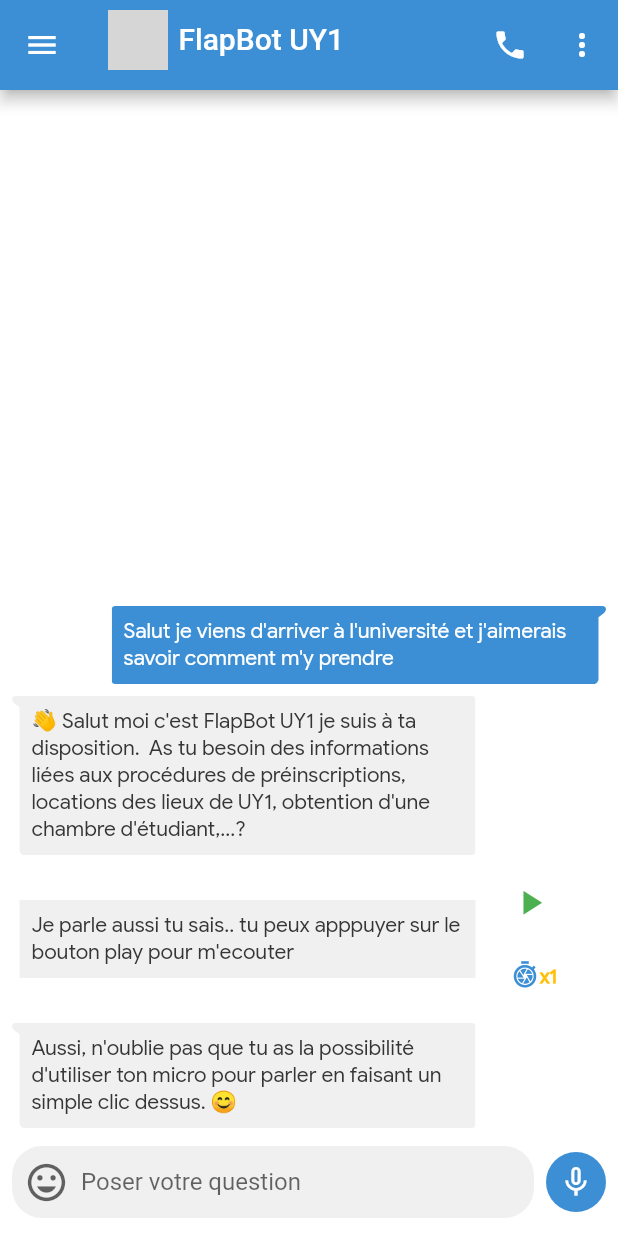
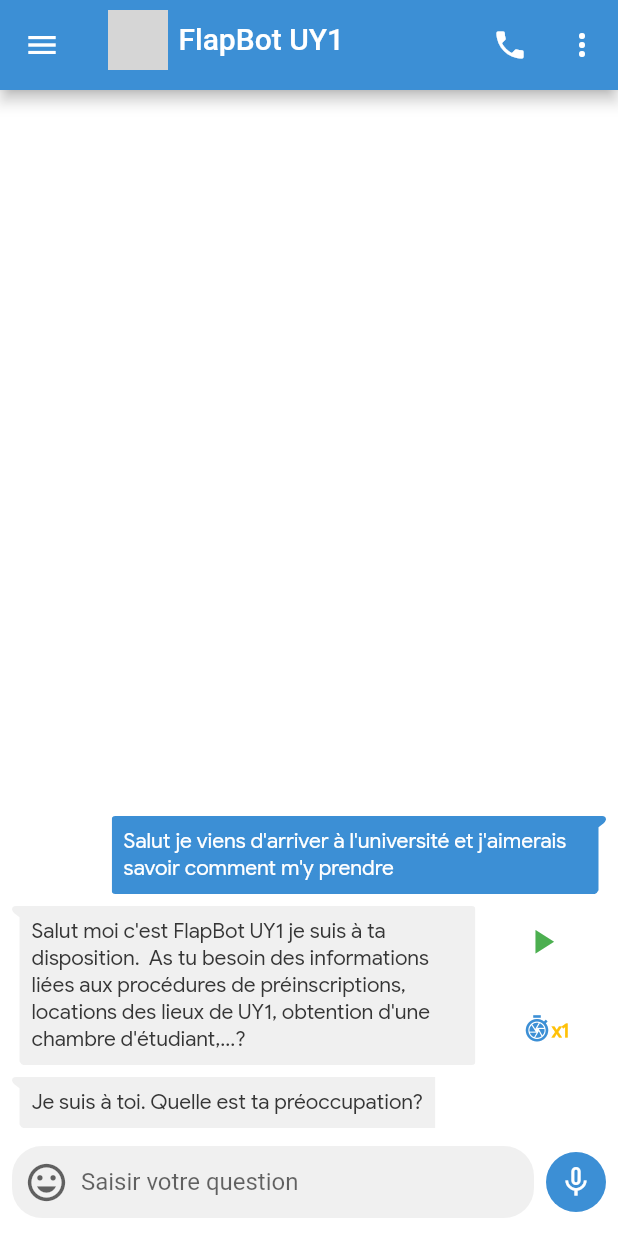
Before and after one commit to franktchatseu/FlapBot, a Flutter app: the ChatRoom screen opened by its route, on a phone screen of 412 x 824 dp. Run offline on Flutter 3.47's test engine with Material 2 defaults, Android fonts, the light colour scheme and no system bars; drawn by our look-alikes of avatar_glow, flutter_linkify, showcaseview; our stand-ins replace dio, firebase_auth, flutter_tts, get_it, google_sign_in, introduction_screen and 2 more; missing offline and left inert: highlight_text, progress_hud; accounts and stored records are empty; network calls fail; grey boxes are pictures that could not be loaded.

Commit message:
save userguide

```diff
--- a/lib/UI/Home-screen.dart
+++ b/lib/UI/Home-screen.dart
@@ -7,8 +7,6 @@ class GobalHomeScreen extends StatefulWidget {
   @override
   _GobalHomeScreenState createState() => _GobalHomeScreenState();
 }
-
-
 
 class _GobalHomeScreenState extends State<GobalHomeScreen> {
 
@@ -39,7 +37,7 @@ class _GobalHomeScreenState extends State<GobalHomeScreen> {
     SharedPreferences pref = await SharedPreferences.getInstance();
     bool isfirstload = pref.getBool("firstload");
     if(isfirstload==null){
-     // pref.setBool("firstload", true);
+     //pref.setBool("firstload", true);
       return true;
     }
     return false;
--- a/lib/UI/round_input.dart
+++ b/lib/UI/round_input.dart
@@ -40,7 +40,7 @@ class RoundInput extends StatelessWidget {
               Expanded(
                 child: TextField(
                   decoration: InputDecoration(
-                    hintText: 'Poser votre question',
+                    hintText: 'Saisir votre question',
                     border: InputBorder.none,
                   ),
                   controller: _textController,
--- a/lib/chat_list/chat_room.dart
+++ b/lib/chat_list/chat_room.dart
@@ -3,8 +3,27 @@ import 'package:flap_bot/chat_list/chat_room_app_bar.dart';
 import 'package:flap_bot/chat_list/chat_thread.dart';
 import 'package:flap_bot/chat_list/send_message_bar.dart';
 import 'package:flap_bot/model/thread.dart';
+import 'package:flap_bot/voice_record/text-to-speech.dart';
 import 'package:flutter/material.dart';
 import 'package:shared_preferences/shared_preferences.dart';
+import 'package:showcaseview/showcase.dart';
+import 'package:showcaseview/showcase_widget.dart';
+
+class RoomPage extends StatefulWidget {
+  @override
+  _RoomPageState createState() => _RoomPageState();
+}
+
+class _RoomPageState extends State<RoomPage> {
+  @override
+  Widget build(BuildContext context) {
+    return ShowCaseWidget(
+        builder: Builder(
+          builder: (context)=>ChatRoom(),
+        )
+    );
+  }
+}
 
 
 class ChatRoom extends StatefulWidget {
@@ -15,7 +34,13 @@ class ChatRoom extends StatefulWidget {
 }
 
 class _ChatRoomState extends State<ChatRoom> with TickerProviderStateMixin {
-  final List<ChatThread> _chatThreads = [];
+  final List<dynamic> _chatThreads = [];
+  String WelcomeMessage = "Salut moi c'est FlapBot UY1 je suis à ta disposition.  As tu besoin des informations liées aux procédures de préinscriptions, locations des lieux de UY1, obtention d'une chambre d'étudiant,...?";
+  GlobalKey _one = GlobalKey();
+  GlobalKey _two = GlobalKey();
+  GlobalKey _three = GlobalKey();
+  GlobalKey _four = GlobalKey();
+  GlobalKey _five = GlobalKey();
 
 
   ChatThread _buildChatThread(Thread thread) {
@@ -64,11 +89,11 @@ class _ChatRoomState extends State<ChatRoom> with TickerProviderStateMixin {
 
   @override
   void initState() {
+
     final threads = [
       Thread(fromSelf: true, message: "Salut je viens d'arriver à l'université et j'aimerais savoir comment m'y prendre"),
-      Thread(fromSelf: false, message: "👋 Salut moi c'est FlapBot UY1 je suis à ta disposition.  As tu besoin des informations liées aux procédures de préinscriptions, locations des lieux de UY1, obtention d'une chambre d'étudiant,...? ",showVoice: false),
-      Thread(fromSelf: false, message: "Je parle aussi tu sais.. tu peux apppuyer sur le bouton play pour m'ecouter",showVoice: true),
-      Thread(fromSelf: false, message: "Aussi, n'oublie pas que tu as la possibilité d'utiliser ton micro pour parler en faisant un simple clic dessus. 😊",showVoice: false),
+      // Thread(fromSelf: false, message: "👋 Salut moi c'est FlapBot UY1 je suis à ta disposition.  As tu besoin des informations liées aux procédures de préinscriptions, locations des lieux de UY1, obtention d'une chambre d'étudiant,...? ",showVoice: false),
+      Thread(fromSelf: false, message: "Je suis à toi. Quelle est ta préoccupation?",showVoice: true),
 
     ];
 
@@ -77,8 +102,62 @@ class _ChatRoomState extends State<ChatRoom> with TickerProviderStateMixin {
       _chatThreads.add(ct);
       ct.animationController.forward();
     });
+    final other = _buildChatThread(Thread(fromSelf: false, message: WelcomeMessage,showVoice: false));
+    _chatThreads.insert(1,
+        Row(
+          children: [
+            other,
+            Column(
+              mainAxisAlignment: MainAxisAlignment.spaceBetween,
+              children: [
+                Showcase(
+                  key: _two,
+                  description: "Cliquez sur l'icone en vert pour écouter Flapbot",
+                  child: TextToSpeech(WelcomeMessage,withButton: 1,),
+                ),
+                SizedBox(height: 10,),
+                Showcase(
+                  key: _three,
+                  description: "Augmenter la vitesse de lecture 😊",
+                  child: TextToSpeech("message",withButton: 2,),
+                ),
+              ],
+            )
+          ],
+        )
+    );
+    other.animationController.forward();
+    displayShowcase().then((status) {
+      if (status) {
 
+        WidgetsBinding.instance.addPostFrameCallback((_) =>
+            ShowCaseWidget.of(context)
+                .startShowCase([_one, _two, _three, _four, _five]));
+      }
+    });
     super.initState();
+
+  }
+
+
+  SharedPreferences preferences;
+
+  displayShowcase() async {
+    preferences = await SharedPreferences.getInstance();
+    bool showcaseVisibilityStatus = preferences.getBool("showShowcase");
+
+    if (showcaseVisibilityStatus == null) {
+      preferences.setBool("showShowcase", false).then((bool success) {
+        if (success)
+          print("Successfull in writing showshoexase");
+        else
+          print("some bloody problem occured");
+      });
+
+      return true;
+    }
+
+    return false;
   }
 
   @override
@@ -146,7 +225,14 @@ class _ChatRoomState extends State<ChatRoom> with TickerProviderStateMixin {
             Expanded(
               child: _buildMessageDisplay(),
             ),
-            SendMessageBar(_handleSubmitted),
+            Showcase(
+                key: _one,
+                description: 'Taper sur le micro et poser votre question en parlant',
+                contentPadding: EdgeInsets.all(6.0),
+                showcaseBackgroundColor: Theme.of(context).primaryColor,
+                textColor: Colors.white,
+                shapeBorder: CircleBorder(),
+                child: SendMessageBar(_handleSubmitted)),
           ],
         ),
       ),
@@ -174,3 +260,30 @@ class _ChatRoomState extends State<ChatRoom> with TickerProviderStateMixin {
     super.dispose();
   }
 }
+
+
+class KeysToBeInherited extends InheritedWidget {
+  final GlobalKey cartIndicatorKey;
+  final GlobalKey categoriesKey;
+  final GlobalKey optionsKey;
+  final GlobalKey searchKey;
+  final GlobalKey nameKey;
+
+  KeysToBeInherited({
+    this.cartIndicatorKey,
+    this.categoriesKey,
+    this.optionsKey,
+    this.nameKey,
+    this.searchKey,
+    Widget child,
+  }) : super(child: child);
+
+  static KeysToBeInherited of(BuildContext context) {
+    return context.dependOnInheritedWidgetOfExactType<KeysToBeInherited>();
+  }
+
+  @override
+  bool updateShouldNotify(InheritedWidget oldWidget) {
+    return true;
+  }
+}
--- a/lib/chat_list/chat_thread.dart
+++ b/lib/chat_list/chat_thread.dart
@@ -61,7 +61,7 @@ class _LeftThread extends StatelessWidget {
   final Color backgroundColor;
   final double r;
   final Color chatLeftThread = Color(0xFFf0f0f0);
-  bool showVoice = false;
+  bool showVoice = true;
 
   _LeftThread(this.message,
       {this.r = 2.5, this.backgroundColor = Colors.white,this.showVoice});
--- a/lib/utils/routes.dart
+++ b/lib/utils/routes.dart
@@ -9,7 +9,7 @@ class Routes {
   static Route<dynamic> onGenerateRoute(RouteSettings settings) {
     switch (settings.name) {
       case '/':
-        return MaterialPageRoute(builder: (context) => GobalHomeScreen());
+        return MaterialPageRoute(builder: (context) => RoomPage());
       /*case RouteName.USER_LOGIN:
         return MaterialPageRoute(builder: (_) => LoginScreen());*/
       case RouteName.Home:
--- a/lib/voice_record/text-to-speech.dart
+++ b/lib/voice_record/text-to-speech.dart
@@ -8,7 +8,8 @@ class TextToSpeech extends StatefulWidget {
   String text;
   bool isPlaying = false;
   bool isFast = false;
-  TextToSpeech(this.text);
+  int withButton =0;
+  TextToSpeech(this.text,{this.withButton});
   @override
   _TTSPluginRecipeState createState() => _TTSPluginRecipeState();
 }
@@ -115,8 +116,8 @@ class _TTSPluginRecipeState extends State<TextToSpeech> {
       child: Column(
         crossAxisAlignment: CrossAxisAlignment.start,
         children: [
-          playButton(context),
-          SpeedButton(context)
+          widget.withButton==1 || widget.withButton==0?playButton(context):Container(),
+          widget.withButton==2 || widget.withButton==0?SpeedButton(context):Container(),
         ],
       ),
     );
--- a/pubspec.yaml
+++ b/pubspec.yaml
@@ -39,6 +39,7 @@ dependencies:
   flutter_linkify: ^4.0.2
   url_launcher: ^5.7.5
   introduction_screen: ^1.0.9
+  showcaseview: ^0.1.6
   #google login
   firebase_core:
   firebase_auth:
```
Also changed, not shown: pubspec.lock.
